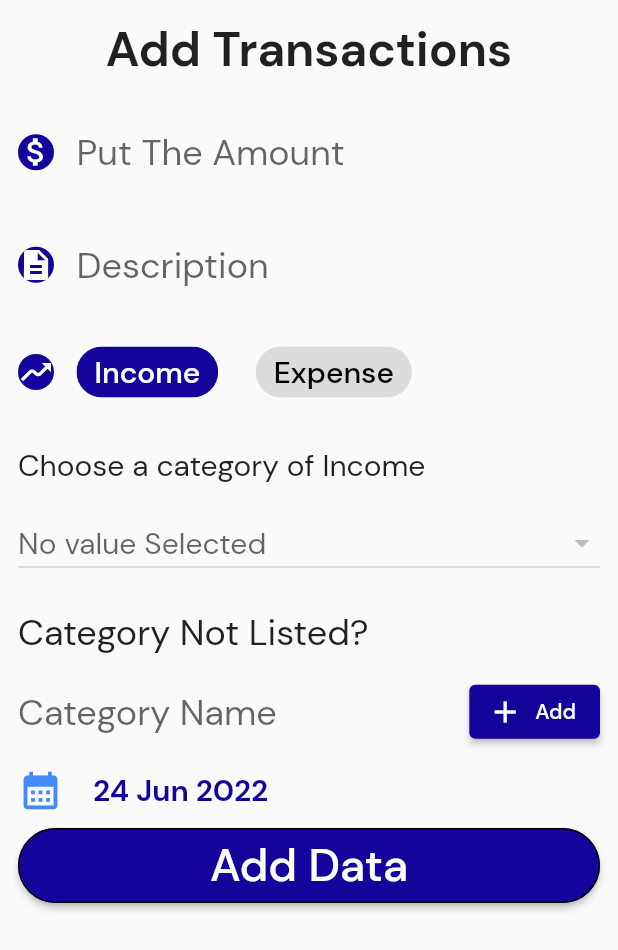
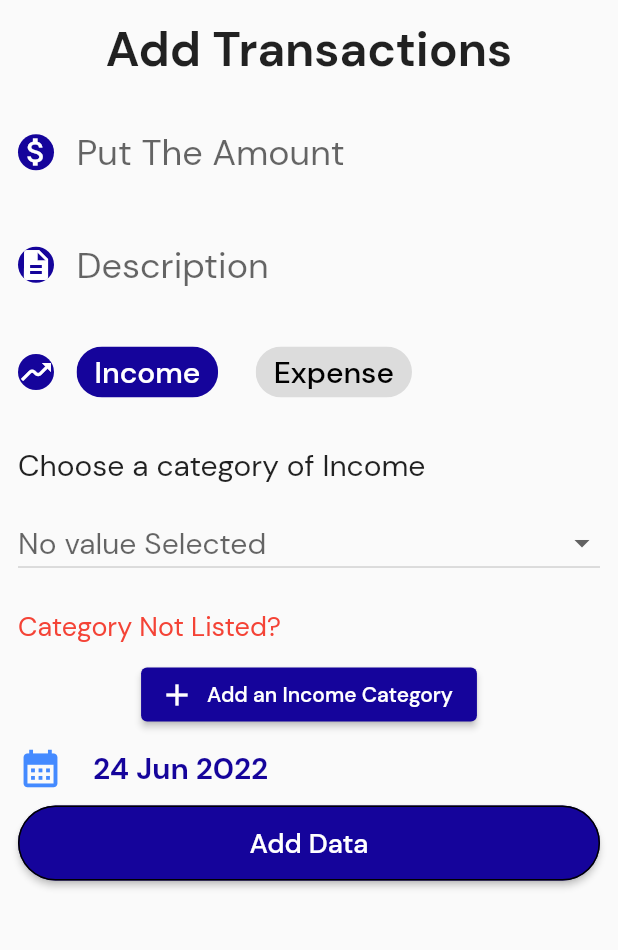
Before and after one commit to ishaquekannoth/moneyManagement, a Flutter app: the AddTransactions screen opened directly, on a phone screen of 412 x 824 dp. Shown: the top 950 px of the screen. Run offline on Flutter 3.47's test engine with Material 2 defaults, Android fonts, the phone set to English and light mode, and no system bars; our stand-ins replace hive, hive_flutter; accounts and stored records are empty.

Commit message:
Category Adding Completed and working

```diff
--- a/lib/addTransactions.dart
+++ b/lib/addTransactions.dart
@@ -15,6 +15,13 @@ class AddTransactions extends StatefulWidget {
 }
 
 class _AddTransactionsState extends State<AddTransactions> {
+  @override
+  void initState() {
+    super.initState();
+    incomeCategoryAdder();
+    expenseCategoryAdder();
+  }
+
   int? amount;
   String note = "Some Notes";
   String type = "Income";
@@ -198,6 +205,7 @@ class _AddTransactionsState extends State<AddTransactions> {
         Container(
           padding: EdgeInsets.only(top: 15),
           child: DropdownButton(
+            menuMaxHeight: 200,
             items: type == 'Income' ? incomeCat : expenseCat,
             hint: (Text(
               temp == null ? 'No value Selected' : selectedCategory,
@@ -216,39 +224,65 @@ class _AddTransactionsState extends State<AddTransactions> {
         SizedBox(
           height: 20,
         ),
-        Text('Category Not Listed?', style: TextStyle(fontSize: 24.0)),
+        Text('Category Not Listed?',
+            style: TextStyle(fontSize: 18.0, color: Colors.red)),
         SizedBox(
           height: 10,
         ),
-        Row(mainAxisAlignment: MainAxisAlignment.end, children: [
-          Expanded(
-            child: TextField(
+        Row(mainAxisAlignment: MainAxisAlignment.center, children: [
+          ElevatedButton.icon(
+              onPressed: () async {
+                showDialog(
+                    context: context,
+                    builder: (context) {
+                      return (AlertDialog(
+                        title: Text('Enter the category to add'),
+                        actions: [
+                          TextField(
                               decoration: InputDecoration(
-                    hintText: 'Category Name', border: InputBorder.none),
+                                  hintText: 'Category Name',
+                                  border: InputBorder.none),
                               style: TextStyle(fontSize: 24.0),
                               onChanged: (cat) {
-                  if (cat != '') {
+                                if (cat != null) {
                                   category = cat.toString();
                                   setState(() {});
                                 }
                               },
                               inputFormatters: [
-                  FilteringTextInputFormatter.allow(RegExp("[a-zA-Z]"))
+                                FilteringTextInputFormatter.allow(
+                                    RegExp("[a-zA-Z]"))
                               ],
                               keyboardType: TextInputType.text,
                               textCapitalization: TextCapitalization.sentences),
-          ),
-          ElevatedButton.icon(
+                          TextButton(
                             onPressed: () async {
                               print('About to print');
                               addCategoryToDB(category!, type);
-                print('${category},${type}');
                               await expenseCategoryAdder();
                               await incomeCategoryAdder();
+                              print('${category},${type}');
+                              setState(() {
+                                category = null;
+                              });
+                              Navigator.of(context).pop();
+                            },
+                            child:
+                                 Row(
+                                  mainAxisAlignment: MainAxisAlignment.spaceBetween,
+                                 children: [
+                                Text('Add Category'),
+                                IconButton(onPressed: ()=>Navigator.of(context).pop(), icon:(Icon(Icons.close_outlined)))
+                              ],
+                            )
+                          ),
+                        ],
+                      ));
+                    });
                 setState(() {});
               },
               icon: (Icon(Icons.add)),
-              label: Text("Add"))
+              label: Text("Add an $type Category"))
         ]),
         SizedBox(
             height: 50,
@@ -308,7 +342,7 @@ class _AddTransactionsState extends State<AddTransactions> {
                             side: BorderSide()))),
                 child: Text(
                   'Add Data',
-                  style: TextStyle(fontSize: 30),
+                  style: TextStyle(fontSize: 18),
                 )))
       ]),
     ));
@@ -325,38 +359,38 @@ class _AddTransactionsState extends State<AddTransactions> {
         value: 'BlackMoney',
         child: Text(
           'BlackMoney',
-          style: TextStyle(fontWeight: FontWeight.bold, fontSize: 20),
+          style: TextStyle(fontWeight: FontWeight.bold, fontSize: 15),
         ),
       ),
       DropdownMenuItem(
         value: "Business Income",
         child: Text('Business Income',
-            style: TextStyle(fontWeight: FontWeight.bold, fontSize: 20)),
+            style: TextStyle(fontWeight: FontWeight.bold, fontSize: 15)),
       ),
       DropdownMenuItem(
         value: "Capital Gains",
         child: Text('Capital Gains',
-            style: TextStyle(fontWeight: FontWeight.bold, fontSize: 20)),
+            style: TextStyle(fontWeight: FontWeight.bold, fontSize: 15)),
       ),
       DropdownMenuItem(
         value: "Donations/Gifts Recieved",
         child: Text('Donations/Gifts',
-            style: TextStyle(fontWeight: FontWeight.bold, fontSize: 20)),
+            style: TextStyle(fontWeight: FontWeight.bold, fontSize: 15)),
       ),
       DropdownMenuItem(
         value: "Salary",
         child: Text('Salary Income',
-            style: TextStyle(fontWeight: FontWeight.bold, fontSize: 20)),
+            style: TextStyle(fontWeight: FontWeight.bold, fontSize: 15)),
       ),
       DropdownMenuItem(
         value: "Winning Lotteries",
         child: Text('Winning Lotteries',
-            style: TextStyle(fontWeight: FontWeight.bold, fontSize: 20)),
+            style: TextStyle(fontWeight: FontWeight.bold, fontSize: 15)),
       ),
       DropdownMenuItem(
         value: "Miscallaneous Income",
         child: Text('Miscallaneous Income',
-            style: TextStyle(fontWeight: FontWeight.bold, fontSize: 20)),
+            style: TextStyle(fontWeight: FontWeight.bold, fontSize: 15)),
       ),
     ];
     List<dynamic> income = await categoryBox.fetchIncomeCategory();
@@ -368,7 +402,7 @@ class _AddTransactionsState extends State<AddTransactions> {
           value: val,
           child: Text(
             val,
-            style: TextStyle(fontWeight: FontWeight.bold, fontSize: 20),
+            style: TextStyle(fontWeight: FontWeight.bold, fontSize: 15),
           ));
       dropDown.add(item);
     }
@@ -386,33 +420,33 @@ class _AddTransactionsState extends State<AddTransactions> {
         value: 'Business Expense',
         child: Text(
           'Business Expense',
-          style: TextStyle(fontWeight: FontWeight.bold, fontSize: 20),
+          style: TextStyle(fontWeight: FontWeight.bold, fontSize: 15),
         ),
       ),
       DropdownMenuItem(
         value: "Capital Losses Paid",
         child: Text('Capital Losses Paid',
-            style: TextStyle(fontWeight: FontWeight.bold, fontSize: 20)),
+            style: TextStyle(fontWeight: FontWeight.bold, fontSize: 15)),
       ),
       DropdownMenuItem(
         value: "Donations/Gifts paid",
         child: Text('Donations/Gifts',
-            style: TextStyle(fontWeight: FontWeight.bold, fontSize: 20)),
+            style: TextStyle(fontWeight: FontWeight.bold, fontSize: 15)),
       ),
       DropdownMenuItem(
         value: "Lost bets",
         child: Text('Losing Lotteries',
-            style: TextStyle(fontWeight: FontWeight.bold, fontSize: 20)),
+            style: TextStyle(fontWeight: FontWeight.bold, fontSize: 15)),
       ),
       DropdownMenuItem(
         value: "Life Expenses",
         child: Text('Normal Life Exp',
-            style: TextStyle(fontWeight: FontWeight.bold, fontSize: 20)),
+            style: TextStyle(fontWeight: FontWeight.bold, fontSize: 15)),
       ),
       DropdownMenuItem(
         value: "Miscallaneous Expense",
         child: Text('Miscallaneous Expense',
-            style: TextStyle(fontWeight: FontWeight.bold, fontSize: 20)),
+            style: TextStyle(fontWeight: FontWeight.bold, fontSize: 15)),
       ),
     ];
     List<dynamic> expenses = await categoryBox.fetchExpenseCategory();
@@ -424,7 +458,7 @@ class _AddTransactionsState extends State<AddTransactions> {
           value: val,
           child: Text(
             val,
-            style: TextStyle(fontWeight: FontWeight.bold, fontSize: 20),
+            style: TextStyle(fontWeight: FontWeight.bold, fontSize: 15),
           ));
       dropDown.add(item);
     }
--- a/lib/viewAllTransactions.dart
+++ b/lib/viewAllTransactions.dart
@@ -24,7 +24,7 @@ class _ViewAllTransactionsState extends State<ViewAllTransactions> {
         ),
         floatingActionButton: FloatingActionButton(
           onPressed: () async{
-           await category.clearCategoryBox();
+           //await category.clearCategoryBox();
            await category.printCategoryValues();
             // print(await category.fetchAllCategories());
           },
```
Lines whose indentation alone changed are shown as unchanged.
